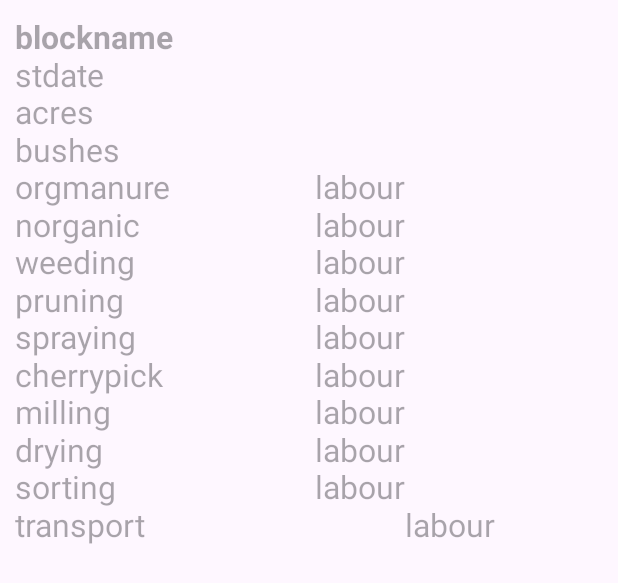
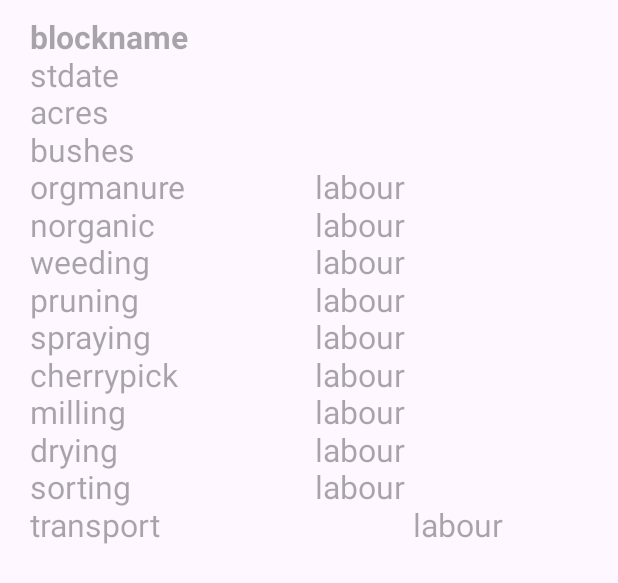
Before and after one commit to yeah1tsmark/Ranje_Coffee_Management, an Android app: the layout viewdata_layout.xml on its own in the app's theme, with its tools: preview values and no code run, on a phone screen of 412 x 824 dp. Shown: the top 583 px of the screen. Run offline under Robolectric (Android 15) with nearby library versions, the phone set to English and light mode, and no system bars.

Commit message:
Made UI modifications

```diff
--- a/app/src/main/java/com/example/ranjecoffeemanagement/RegisterActivity.kt
+++ b/app/src/main/java/com/example/ranjecoffeemanagement/RegisterActivity.kt
@@ -28,7 +28,7 @@ class RegisterActivity : AppCompatActivity() {
         super.onCreate(savedInstanceState)
         setContentView(R.layout.activity_register)
 
-
+        //textheadingreg = findViewById(R.id.)
         editregname = findViewById(R.id.edtregname)
         editregemail = findViewById(R.id.edtregemail)
         editregpass = findViewById(R.id.edtregpass)
--- a/app/src/main/res/layout/viewdata_layout.xml
+++ b/app/src/main/res/layout/viewdata_layout.xml
@@ -6,53 +6,58 @@
 
     <TextView
         android:textStyle="bold"
-        android:textColor="#2196F3"
+        android:textColor="@color/white"
         android:textSize="21sp"
         android:id="@+id/vblock"
         android:layout_width="match_parent"
         android:layout_height="wrap_content"
+        android:layout_marginStart="10dp"
         android:hint="blockname" />
 
     <TextView
         android:layout_marginTop="25dp"
-        android:textColor="#2196F3"
+        android:textColor="@color/white"
         android:textSize="21sp"
         android:id="@+id/vstdate"
         android:layout_width="match_parent"
         android:layout_height="wrap_content"
+        android:layout_marginStart="10dp"
         android:hint="stdate" />
 
     <TextView
         android:layout_marginTop="75dp"
-        android:textColor="#2196F3"
+        android:textColor="@color/white"
         android:textSize="21sp"
         android:id="@+id/vbushesnum"
         android:layout_width="match_parent"
         android:layout_height="wrap_content"
+        android:layout_marginStart="10dp"
         android:hint="bushes"/>
 
     <TextView
         android:layout_marginTop="50dp"
-        android:textColor="#2196F3"
+        android:textColor="@color/white"
         android:textSize="21sp"
         android:id="@+id/vacre"
         android:layout_width="match_parent"
         android:layout_height="wrap_content"
+        android:layout_marginStart="10dp"
         android:hint="acres" />
 
     <TextView
         android:layout_marginTop="100dp"
-        android:textColor="#2196F3"
+        android:textColor="@color/white"
         android:textSize="21sp"
         android:id="@+id/vorgmanure"
         android:layout_width="match_parent"
         android:layout_height="wrap_content"
+        android:layout_marginStart="10dp"
         android:hint="orgmanure" />
 
     <TextView
         android:layout_marginLeft="200dp"
         android:layout_marginTop="100dp"
-        android:textColor="#2196F3"
+        android:textColor="@color/white"
         android:textSize="21sp"
         android:id="@+id/vlaborgmanure"
         android:layout_width="match_parent"
@@ -61,11 +66,12 @@
 
     <TextView
         android:layout_marginTop="125dp"
-        android:textColor="#2196F3"
+        android:textColor="@color/white"
         android:textSize="21sp"
         android:id="@+id/vnorgmanure"
         android:layout_width="match_parent"
         android:layout_height="wrap_content"
+        android:layout_marginStart="10dp"
         android:hint="norganic" />
 
     <TextView
@@ -75,22 +81,23 @@
         android:layout_marginLeft="200dp"
         android:layout_marginTop="125dp"
         android:hint="labour"
-        android:textColor="#2196F3"
+        android:textColor="@color/white"
         android:textSize="21sp" />
 
     <TextView
         android:layout_marginTop="150dp"
-        android:textColor="#2196F3"
+        android:textColor="@color/white"
         android:textSize="21sp"
         android:id="@+id/vweeding"
         android:layout_width="match_parent"
         android:layout_height="wrap_content"
+        android:layout_marginStart="10dp"
         android:hint="weeding" />
 
     <TextView
         android:layout_marginLeft="200dp"
         android:layout_marginTop="150dp"
-        android:textColor="#2196F3"
+        android:textColor="@color/white"
         android:textSize="21sp"
         android:id="@+id/vlabweeding"
         android:layout_width="match_parent"
@@ -99,17 +106,18 @@
 
     <TextView
         android:layout_marginTop="175dp"
-        android:textColor="#2196F3"
+        android:textColor="@color/white"
         android:textSize="21sp"
         android:id="@+id/vpruning"
         android:layout_width="match_parent"
         android:layout_height="wrap_content"
+        android:layout_marginStart="10dp"
         android:hint="pruning" />
 
     <TextView
-        android:layout_marginLeft="200dp"
+        android:layout_marginStart="200dp"
         android:layout_marginTop="175dp"
-        android:textColor="#2196F3"
+        android:textColor="@color/white"
         android:textSize="21sp"
         android:id="@+id/vlabpruning"
         android:layout_width="match_parent"
@@ -118,17 +126,18 @@
 
     <TextView
         android:layout_marginTop="200dp"
-        android:textColor="#2196F3"
+        android:textColor="@color/white"
         android:textSize="21sp"
         android:id="@+id/vspraying"
         android:layout_width="match_parent"
         android:layout_height="wrap_content"
+        android:layout_marginStart="10dp"
         android:hint="spraying" />
 
     <TextView
-        android:layout_marginLeft="200dp"
+        android:layout_marginStart="200dp"
         android:layout_marginTop="200dp"
-        android:textColor="#2196F3"
+        android:textColor="@color/white"
         android:textSize="21sp"
         android:id="@+id/vlabspraying"
         android:layout_width="match_parent"
@@ -137,17 +146,18 @@
 
     <TextView
         android:layout_marginTop="225dp"
-        android:textColor="#2196F3"
+        android:textColor="@color/white"
         android:textSize="21sp"
         android:id="@+id/vcherrypick"
         android:layout_width="match_parent"
         android:layout_height="wrap_content"
+        android:layout_marginStart="10dp"
         android:hint="cherrypick" />
 
     <TextView
-        android:layout_marginLeft="200dp"
+        android:layout_marginStart="200dp"
         android:layout_marginTop="225dp"
-        android:textColor="#2196F3"
+        android:textColor="@color/white"
         android:textSize="21sp"
         android:id="@+id/vlabcherrypick"
         android:layout_width="match_parent"
@@ -155,56 +165,40 @@
         android:hint="labour" />
 
     <TextView
-        android:layout_marginTop="325dp"
-        android:textColor="#2196F3"
-        android:textSize="21sp"
-        android:id="@+id/vtransport"
-        android:layout_width="match_parent"
-        android:layout_height="wrap_content"
-        android:hint="transport" />
-
-    <TextView
-        android:layout_marginLeft="260dp"
-        android:layout_marginTop="325dp"
-        android:textColor="#2196F3"
-        android:textSize="21sp"
-        android:id="@+id/vlabtransport"
-        android:layout_width="match_parent"
-        android:layout_height="wrap_content"
-        android:hint="labour" />
-
-    <TextView
         android:layout_marginTop="250dp"
-        android:textColor="#2196F3"
+        android:textColor="@color/white"
         android:textSize="21sp"
         android:id="@+id/vmilling"
         android:layout_width="match_parent"
         android:layout_height="wrap_content"
+        android:layout_marginStart="10dp"
         android:hint="milling" />
 
     <TextView
-        android:layout_marginLeft="200dp"
+        android:layout_marginStart="200dp"
         android:layout_marginTop="250dp"
-        android:textColor="#2196F3"
+        android:textColor="@color/white"
         android:textSize="21sp"
         android:id="@+id/vlabmilling"
         android:layout_width="match_parent"
         android:layout_height="wrap_content"
         android:hint="labour" />
 
+
     <TextView
         android:layout_marginTop="275dp"
-        android:textColor="#2196F3"
+        android:textColor="@color/white"
         android:textSize="21sp"
         android:id="@+id/vdrying"
         android:layout_width="match_parent"
         android:layout_height="wrap_content"
+        android:layout_marginStart="10dp"
         android:hint="drying" />
 
     <TextView
         android:layout_marginLeft="200dp"
         android:layout_marginTop="275dp"
-        android:textColor="#2196F3"
+        android:textColor="@color/white"
         android:textSize="21sp"
         android:id="@+id/vlabdrying"
         android:layout_width="match_parent"
@@ -213,33 +207,42 @@
 
     <TextView
         android:layout_marginTop="300dp"
-        android:textColor="#2196F3"
+        android:textColor="@color/white"
         android:textSize="21sp"
         android:id="@+id/vsorting"
         android:layout_width="match_parent"
         android:layout_height="wrap_content"
+        android:layout_marginStart="10dp"
         android:hint="sorting" />
 
     <TextView
-        android:layout_marginLeft="200dp"
+        android:layout_marginStart="200dp"
         android:layout_marginTop="300dp"
-        android:textColor="#2196F3"
+        android:textColor="@color/white"
         android:textSize="21sp"
         android:id="@+id/vlabsorting"
         android:layout_width="match_parent"
         android:layout_height="wrap_content"
         android:hint="labour" />
 
+    <TextView
+        android:layout_marginTop="325dp"
+        android:textColor="@color/white"
+        android:textSize="21sp"
+        android:id="@+id/vtransport"
+        android:layout_width="match_parent"
+        android:layout_height="wrap_content"
+        android:layout_marginStart="10dp"
+        android:hint="transport" />
 
-
-
-
-
-
-
-
-
-
-
+    <TextView
+        android:id="@+id/vlabtransport"
+        android:layout_width="match_parent"
+        android:layout_height="wrap_content"
+        android:layout_marginStart="265dp"
+        android:layout_marginTop="325dp"
+        android:hint="labour"
+        android:textColor="@color/white"
+        android:textSize="21sp" />
 
 </RelativeLayout>
--- a/build.gradle
+++ b/build.gradle
@@ -11,7 +11,7 @@ buildscript {
     }
 }// Top-level build file where you can add configuration options common to all sub-projects/modules.
 plugins {
-    id 'com.android.application' version '8.0.1' apply false
-    id 'com.android.library' version '8.0.1' apply false
+    id 'com.android.application' version '8.9.1' apply false
+    id 'com.android.library' version '8.9.1' apply false
     id 'org.jetbrains.kotlin.android' version '1.8.21' apply false
 }
```
Also changed, not shown: app/src/main/res/layout/activity_login.xml (+6 -4 lines), app/src/main/res/layout/activity_register.xml (+65 -44 lines), gradle/wrapper/gradle-wrapper.properties.
